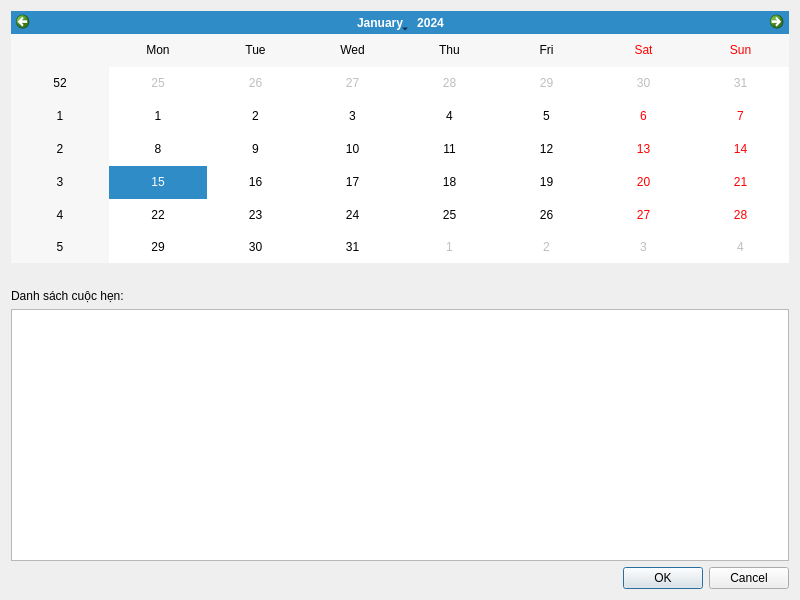
Before: the Qt Designer form src/views/studentviews/meetingcalendarviewer.ui in HuyenTranggg/Meeting_Scheduler_App, drawn with Qt 5.
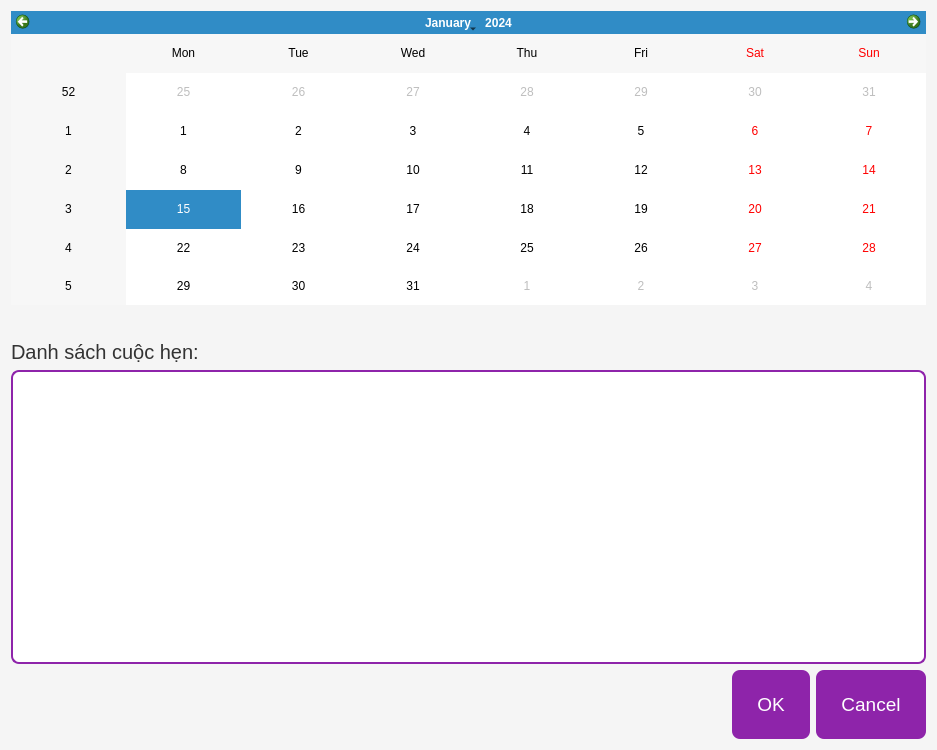
After: the same form once the commit is applied.

Commit message: style lai giao dien

Patch:
```diff
--- a/src/views/studentviews/meetingcalendarviewer.ui
+++ b/src/views/studentviews/meetingcalendarviewer.ui
@@ -6,12 +6,58 @@
    <rect>
     <x>0</x>
     <y>0</y>
-    <width>800</width>
-    <height>600</height>
+    <width>937</width>
+    <height>750</height>
    </rect>
   </property>
   <property name="windowTitle">
-   <string>Lịch hẹn</string>
+   <string>Lịch hẹn của bạn</string>
+  </property>
+  <property name="styleSheet">
+   <string notr="true">
+    QDialog {
+        background-color: #f5f5f5;
+        font-family: 'Segoe UI', Arial;
+    }
+    QLabel {
+        color: #333333;
+        font-size: 15pt;
+    }
+    QCalendarWidget {
+        background-color: white;
+        border: 2px solid #8e24aa;
+        border-radius: 8px;
+    }
+    QListWidget {
+        background-color: white;
+        border: 2px solid #8e24aa;
+        border-radius: 8px;
+        font-size: 14pt;
+        padding: 8px;
+    }
+    QListWidget::item {
+        padding: 10px;
+        margin: 3px;
+        border-bottom: 1px solid #e0e0e0;
+    }
+    QListWidget::item:selected {
+        background-color: #8e24aa;
+        color: white;
+        border-radius: 6px;
+    }
+    QPushButton {
+        font-size: 14pt;
+        padding: 12px 25px;
+        border-radius: 8px;
+        min-height: 45px;
+        background-color: #8e24aa;
+        color: white;
+        border: none;
+    }
+    QPushButton:hover {
+        background-color: #7b1fa2;
+    }
+   </string>
   </property>
   <layout class="QVBoxLayout" name="verticalLayout">
    <item>
```
The commit also changes 26 other files.
